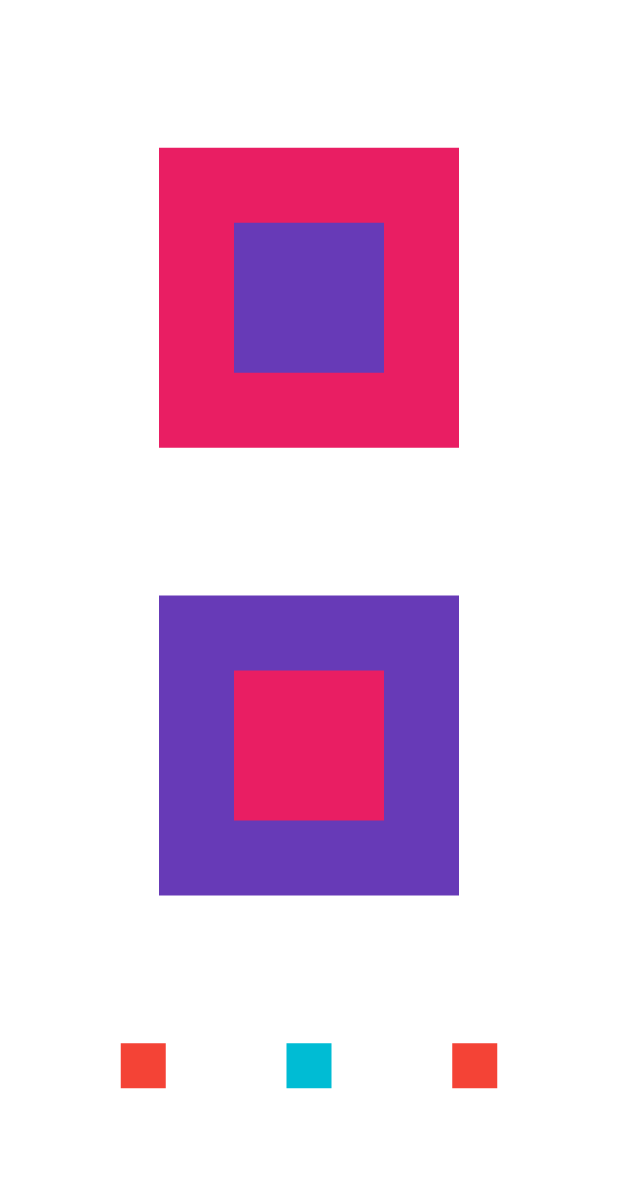
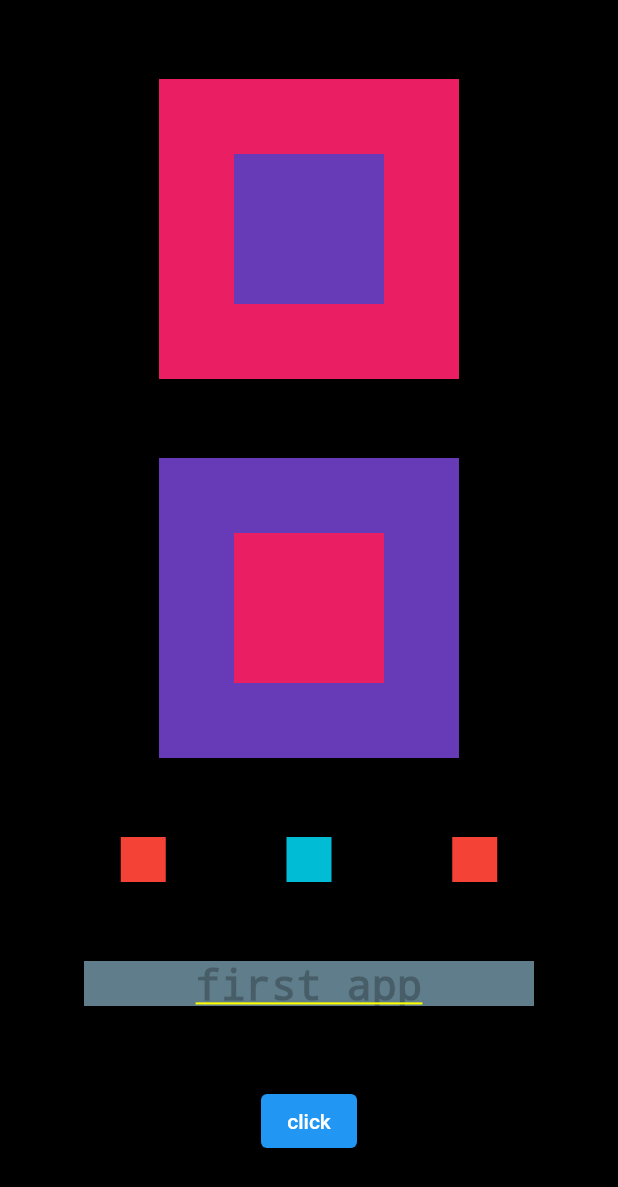
Before and after one commit to julia-stamborovski/flutter_01, a Flutter app: the screen it shows after launch, on a phone screen of 412 x 824 dp. Shown: the top 1187 px of the screen. Run offline on Flutter 3.47's test engine with Material 2 defaults, Android fonts, the phone set to English and light mode, and no system bars.

Commit message:
Text e ElevatedButton

```diff
--- a/lib/main.dart
+++ b/lib/main.dart
@@ -14,7 +14,9 @@ class MyApp extends StatelessWidget {
         theme: ThemeData(
           primarySwatch: Colors.blue,
         ),
-        home: Column(
+        home: Container(
+            color: Colors.black,
+            child: Column(
               mainAxisAlignment: MainAxisAlignment.spaceEvenly,
               crossAxisAlignment: CrossAxisAlignment.center,
               children: [
@@ -68,8 +70,27 @@ class MyApp extends StatelessWidget {
                       width: 30,
                     ),
                   ],
+                ),
+                Container(
+                  color: Colors.blueGrey,
+                  height: 30,
+                  width: 300,
+                  child: Text(
+                    'first app',
+                    style: TextStyle(
+                      color: Colors.black26,
+                      fontSize: 28,
+                    ),
+                    textAlign: TextAlign.center,
+                  ),
+                ),
+                ElevatedButton(
+                  onPressed: () {
+                    print('click');
+                  },
+                  child: Text('click'),
                 )
               ],
-        ));
+            )));
   }
 }
```
Lines whose indentation alone changed are shown as unchanged.
